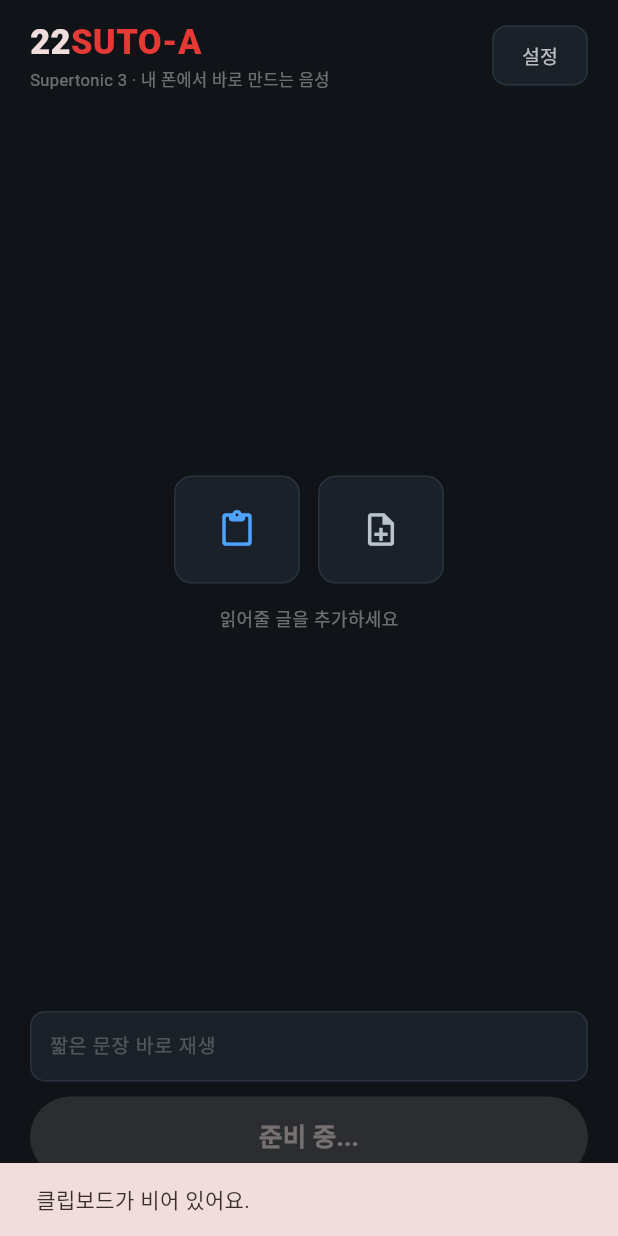
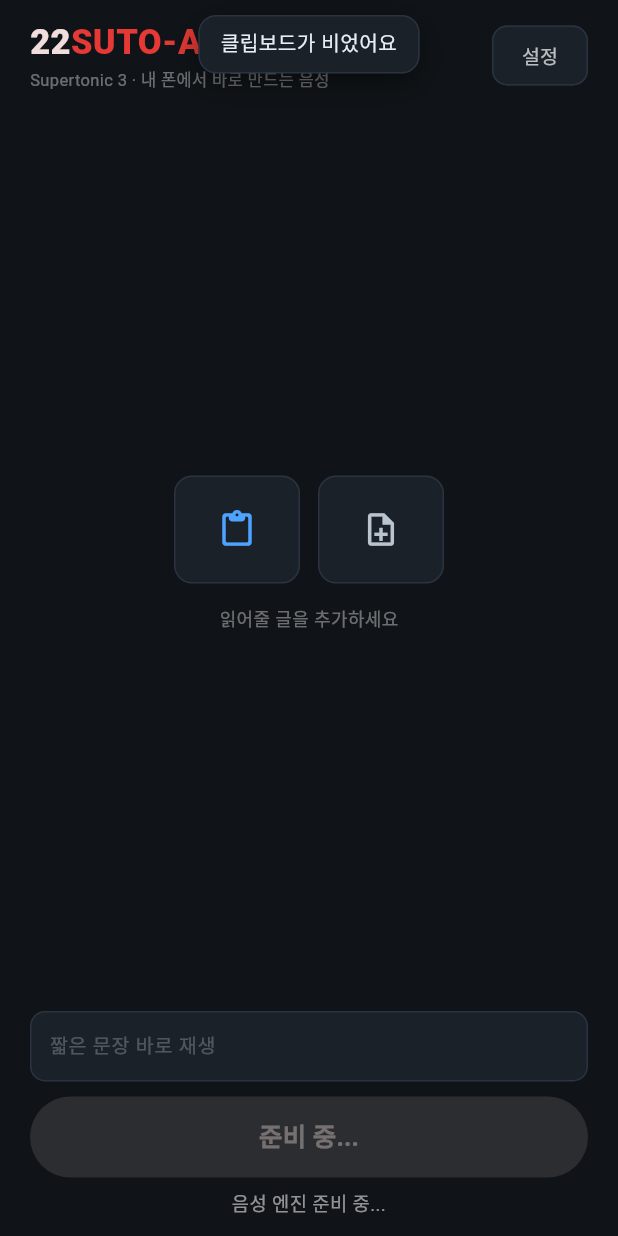
Before and after one commit to marzipan2025/22SUTO-A, a Flutter app: the screen it shows after launch, after a tap on the "content paste" icon, on a phone screen of 412 x 824 dp. Run offline on Flutter 3.47's test engine with Material 3 defaults, Android fonts, the phone set to English and light mode, and no system bars; our stand-ins replace just_audio, logger; missing offline and left inert: flutter_onnxruntime.

Commit message:
v0.0.6 — 토스트를 위에서 내려오는 작은 팝업으로, 문구도 짧게
아래에서 화면 폭을 가득 채우며 올라오던 SnackBar 를 걷어내고,
화면 위에서 아래로 내려오는 작은 독립 팝업으로 바꿨다.

- Overlay 에 띄워 화면의 다른 요소를 밀어내지 않는다
- Center 로 감싸 글자 길이만큼만 폭을 차지한다
- 눌러서 바로 닫힌다. 새 토스트가 오면 이전 것을 걷어내고 뜬다(겹치지 않음)
- 들어올 때 240ms easeOutCubic, 1.9초 머문 뒤 180ms 에 걷힘

문구는 마침표를 빼고 짧게 줄였다. 파일 이름은 바로 아래 목록에 뜨므로
토스트에서 빼고, 예외 원문은 토스트 대신 로그로만 남긴다.
같은 토스트로 나오는 네이티브(MainActivity.kt) 오류 문구도 함께 줄였다.

Co-Authored-By: Claude Opus 5 <noreply@anthropic.com>

```diff
--- a/lib/main.dart
+++ b/lib/main.dart
@@ -9,6 +9,7 @@ import 'package:suto_a/narration_engine.dart';
 import 'package:suto_a/settings_store.dart';
 import 'package:suto_a/source_store.dart';
 import 'package:suto_a/status_icon.dart';
+import 'package:suto_a/toast.dart';
 
 /// 네이티브(MainActivity.kt)와 주고받는 통로
 const _shareMethod = MethodChannel('suto_a/share');
@@ -358,7 +359,7 @@ class _TTSPageState extends State<TTSPage> {
     final data = await Clipboard.getData(Clipboard.kTextPlain);
     final t = (data?.text ?? '').trim();
     if (t.isEmpty) {
-      _showSnack('클립보드가 비어 있어요.');
+      _showToast('클립보드가 비었어요');
       return;
     }
     _addSource(kind: SourceKind.clipboard, text: t);
@@ -416,12 +417,12 @@ class _TTSPageState extends State<TTSPage> {
           .map((k, v) => MapEntry(k.toString(), v));
       if (map['cancelled'] == true) return;
       if (map['ok'] != true) {
-        _showSnack(map['error']?.toString() ?? '파일을 열 수 없어요.');
+        _showToast(map['error']?.toString() ?? '열 수 없는 파일');
         return;
       }
       final text = map['text']?.toString() ?? '';
       if (text.trim().isEmpty) {
-        _showSnack('문서에서 읽을 글을 찾지 못했어요.');
+        _showToast('읽을 글이 없어요');
         return;
       }
       final name = map['name']?.toString() ?? '문서';
@@ -429,18 +430,20 @@ class _TTSPageState extends State<TTSPage> {
       final note = map['note']?.toString() ?? '';
       // 경로가 아니라 뽑아낸 글을 그대로 저장한다 (원본이 사라져도 남도록)
       _addSource(kind: SourceKind.file, text: text, fileName: name);
-      _showSnack('$name — $chars자를 가져왔어요.${note.isNotEmpty ? ' $note' : ''}');
+      // 파일 이름은 바로 아래 목록에 뜨므로 토스트에서는 뺀다
+      _showToast(note.isNotEmpty ? note : '$chars자 가져왔어요');
     } catch (e) {
+      // 예외 원문은 로그로만 남긴다 — 토스트에 띄우면 화면을 뒤덮는다
       logger.e('file pick error', error: e);
-      _showSnack('파일을 열 수 없어요: $e');
+      _showToast('열 수 없는 파일');
     } finally {
       if (mounted) setState(() => _pickingFile = false);
     }
   }
 
-  void _showSnack(String message) {
+  void _showToast(String message) {
     if (!mounted) return;
-    ScaffoldMessenger.of(context).showSnackBar(SnackBar(content: Text(message)));
+    showToast(context, message);
   }
 
   // ---- 재생 제어 ----
--- /dev/null
+++ b/lib/toast.dart
@@ -0,0 +1,155 @@
+import 'dart:async';
+
+import 'package:flutter/material.dart';
+
+// status_icon.dart 처럼 이 파일에서 쓰는 색은 여기에 둔다.
+// main.dart 의 kCard·kLine 과 같은 값이다.
+const _kToastBg = Color(0xFF1A2129);
+const _kToastLine = Color(0xFF2A3441);
+
+const _kEnter = Duration(milliseconds: 240);
+const _kExit = Duration(milliseconds: 180);
+const _kStay = Duration(milliseconds: 1900);
+
+/// 지금 떠 있는 토스트. 새 토스트가 오면 이걸 먼저 걷어낸다.
+OverlayEntry? _current;
+
+/// 화면 위에서 아래로 살짝 내려왔다 사라지는 작은 알림.
+///
+/// 화면 폭을 가득 채우며 아래에서 올라오던 SnackBar 대신 쓴다.
+/// 글자 길이만큼만 차지하고, 화면의 다른 요소를 밀어내지 않는다.
+void showToast(BuildContext context, String message) {
+  if (message.trim().isEmpty) return;
+
+  final overlay = Overlay.maybeOf(context, rootOverlay: true);
+  if (overlay == null) return;
+
+  _dismissCurrent();
+
+  late final OverlayEntry entry;
+  entry = OverlayEntry(
+    builder: (_) => _Toast(
+      message: message,
+      onGone: () {
+        if (identical(_current, entry)) _current = null;
+        entry.remove();
+      },
+    ),
+  );
+  _current = entry;
+  overlay.insert(entry);
+}
+
+void _dismissCurrent() {
+  final e = _current;
+  _current = null;
+  if (e != null && e.mounted) e.remove();
+}
+
+class _Toast extends StatefulWidget {
+  const _Toast({required this.message, required this.onGone});
+
+  final String message;
+  final VoidCallback onGone;
+
+  @override
+  State<_Toast> createState() => _ToastState();
+}
+
+class _ToastState extends State<_Toast> with SingleTickerProviderStateMixin {
+  late final AnimationController _c = AnimationController(
+    vsync: this,
+    duration: _kEnter,
+    reverseDuration: _kExit,
+  );
+
+  Timer? _timer;
+  bool _leaving = false;
+
+  @override
+  void initState() {
+    super.initState();
+    _c.forward();
+    _timer = Timer(_kStay, _leave);
+  }
+
+  @override
+  void dispose() {
+    _timer?.cancel();
+    _c.dispose();
+    super.dispose();
+  }
+
+  /// 되감기가 끝나면 스스로 걷힌다. 손으로 눌러도 같은 길로 나간다.
+  Future<void> _leave() async {
+    if (_leaving) return;
+    _leaving = true;
+    _timer?.cancel();
+    await _c.reverse();
+    // 되감는 사이에 새 토스트가 들어와 이미 걷혔을 수 있다
+    if (mounted) widget.onGone();
+  }
+
+  @override
+  Widget build(BuildContext context) {
+    final topInset = MediaQuery.of(context).padding.top;
+
+    return Positioned(
+      top: topInset + 10,
+      left: 20,
+      right: 20,
+      child: SlideTransition(
+        // 화면 위 바깥에서 제자리로 내려온다
+        position: Tween<Offset>(
+          begin: const Offset(0, -1.4),
+          end: Offset.zero,
+        ).animate(CurvedAnimation(
+          parent: _c,
+          curve: Curves.easeOutCubic,
+          reverseCurve: Curves.easeInCubic,
+        )),
+        child: FadeTransition(
+          opacity: _c,
+          // Center 라야 글자 길이만큼만 폭을 차지한다
+          child: Center(
+            child: Material(
+              color: Colors.transparent,
+              child: GestureDetector(
+                onTap: _leave,
+                child: Container(
+                  padding: const EdgeInsets.symmetric(
+                    horizontal: 14,
+                    vertical: 9,
+                  ),
+                  decoration: BoxDecoration(
+                    color: _kToastBg,
+                    borderRadius: BorderRadius.circular(12),
+                    border: Border.all(color: _kToastLine),
+                    boxShadow: const [
+                      BoxShadow(
+                        color: Color(0x73000000),
+                        blurRadius: 18,
+                        offset: Offset(0, 6),
+                      ),
+                    ],
+                  ),
+                  child: Text(
+                    widget.message,
+                    textAlign: TextAlign.center,
+                    maxLines: 2,
+                    overflow: TextOverflow.ellipsis,
+                    style: const TextStyle(
+                      color: Color(0xFFE8EDF2),
+                      fontSize: 13.5,
+                      height: 1.3,
+                    ),
+                  ),
+                ),
+              ),
+            ),
+          ),
+        ),
+      ),
+    );
+  }
+}
--- a/pubspec.yaml
+++ b/pubspec.yaml
@@ -1,7 +1,7 @@
 name: suto_a
 description: "22SUTO-A — Supertonic 3 on-device TTS for Android"
 publish_to: 'none'
-version: 0.0.5+5
+version: 0.0.6+6
 
 environment:
   sdk: ^3.5.0
```
Also changed, not shown: 1 other file.
